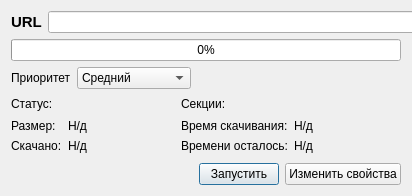
This is REXLoader/taskdialog.ui in RA9OAJ/rexloader as Qt 5 draws it before an edit. The edited form follows.
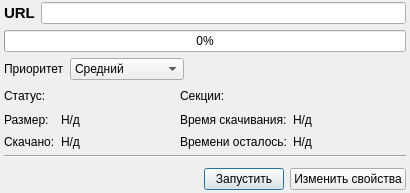
This is the edited form.

Commit message: Немного доработана форма диалога свойств задания.

Patch:
```diff
--- a/REXLoader/taskdialog.ui
+++ b/REXLoader/taskdialog.ui
@@ -6,8 +6,8 @@
    <rect>
     <x>0</x>
     <y>0</y>
-    <width>412</width>
-    <height>196</height>
+    <width>410</width>
+    <height>193</height>
    </rect>
   </property>
   <property name="sizePolicy">
@@ -19,13 +19,13 @@
   <property name="minimumSize">
    <size>
     <width>410</width>
-    <height>170</height>
+    <height>193</height>
    </size>
   </property>
   <property name="maximumSize">
    <size>
-    <width>412</width>
-    <height>200</height>
+    <width>410</width>
+    <height>193</height>
    </size>
   </property>
   <property name="baseSize">
@@ -38,6 +38,18 @@
    <string>Задание</string>
   </property>
   <layout class="QVBoxLayout" name="verticalLayout">
+   <property name="leftMargin">
+    <number>4</number>
+   </property>
+   <property name="topMargin">
+    <number>2</number>
+   </property>
+   <property name="rightMargin">
+    <number>4</number>
+   </property>
+   <property name="bottomMargin">
+    <number>3</number>
+   </property>
    <item>
     <layout class="QHBoxLayout" name="horizontalLayout">
      <item>
@@ -58,7 +70,7 @@
       <widget class="QLineEdit" name="lineEdit">
        <property name="minimumSize">
         <size>
-         <width>368</width>
+         <width>358</width>
          <height>0</height>
         </size>
        </property>
@@ -312,17 +324,11 @@
     </layout>
    </item>
    <item>
-    <spacer name="verticalSpacer">
+    <widget class="Line" name="line">
      <property name="orientation">
-      <enum>Qt::Vertical</enum>
+      <enum>Qt::Horizontal</enum>
      </property>
-     <property name="sizeHint" stdset="0">
-      <size>
-       <width>20</width>
-       <height>5</height>
-      </size>
-     </property>
-    </spacer>
+    </widget>
    </item>
    <item>
     <layout class="QHBoxLayout" name="horizontalLayout_2">
```
